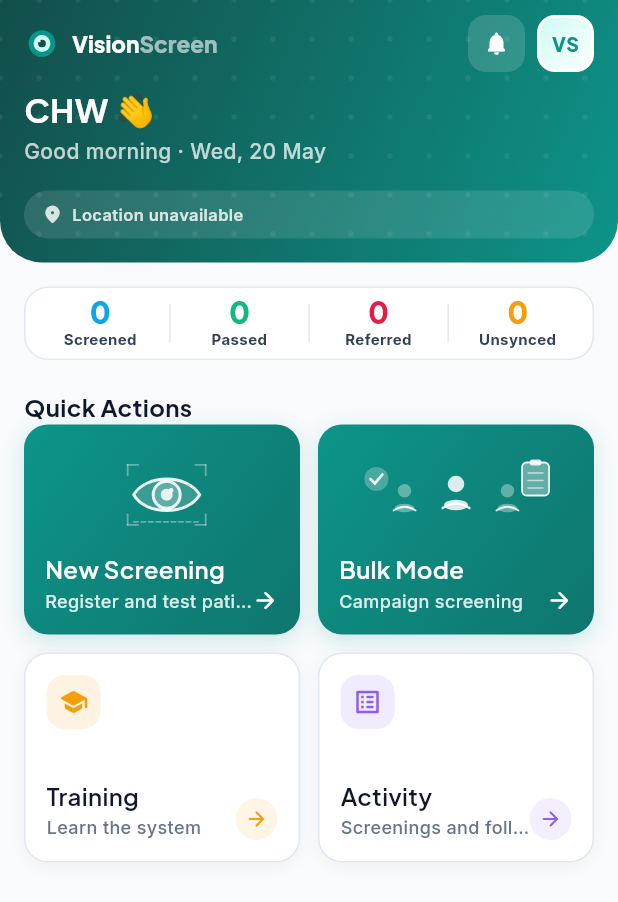
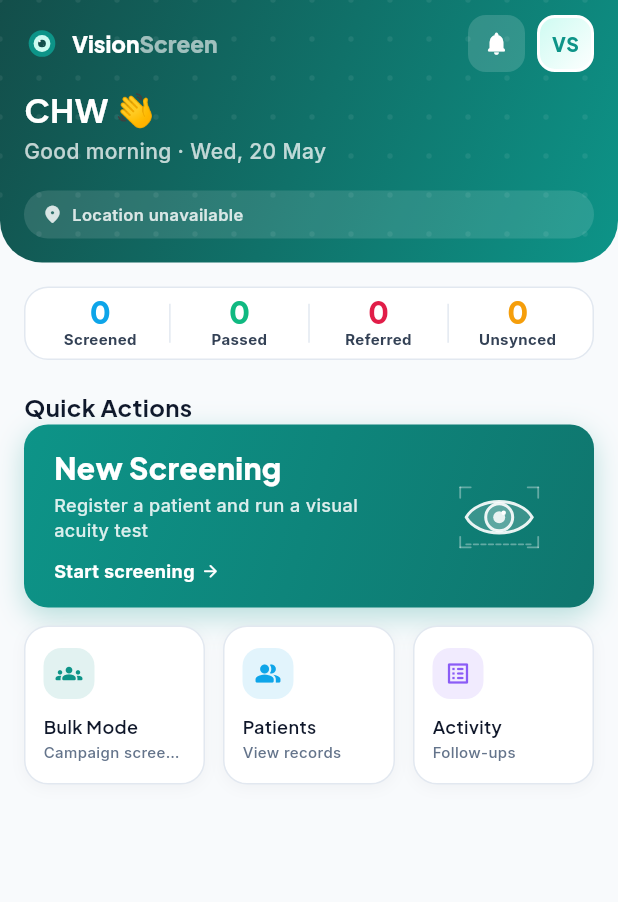
Before and after one commit to mugisharayan/VisionScreen-Mobile-Application, a Flutter app: the HomeScreen screen opened directly, after a tap on "Tap to check location", on a phone screen of 412 x 824 dp. Shown: the top 902 px of the screen. Run offline on Flutter 3.47's test engine with Material 3 defaults, Android fonts, the phone set to English and light mode, and no system bars; our stand-ins replace camera, connectivity_plus, flutter_tts, geocoding, geolocator, google_fonts and 9 more; missing offline and left inert: google_mlkit_face_detection, mongo_dart, screen_brightness; accounts and stored records are empty; statements that could not run were skipped.

Commit message:
(home_screen): Simplified action grid layout and update action items

```diff
--- a/lib/screens/home_screen.dart
+++ b/lib/screens/home_screen.dart
@@ -8,7 +8,6 @@
 import 'bulk_mode_screen.dart';
 import 'new_screening_screen.dart';
 import 'notifications_screen.dart';
-import 'training_screen.dart';
 import '../features/home/home_controller.dart';
 import '../utils/app_theme.dart';
 import '../utils/haptics.dart';
@@ -631,28 +630,14 @@
 
   // -- ACTION GRID -------------------------------------------
   Widget _buildActionGrid() {
-    final actions = [
+    final secondaryActions = [
       _ActionData(
-        primary: true,
-        icon: Icons.remove_red_eye_rounded,
-        title: 'New Screening',
-        subtitle: 'Register and test patient',
-        accent: VsColors.brand,
-        illustration: const _EyeScanIllustration(),
-        onTap: () => Navigator.push(
-          context,
-          VsPageRoute(
-            builder: (_) => const NewScreeningScreen(startWithNewPatient: true),
-          ),
-        ).then((_) => _controller.refresh()),
-      ),
-      _ActionData(
-        primary: true,
+        primary: false,
         icon: Icons.groups_rounded,
         title: 'Bulk Mode',
         subtitle: 'Campaign screening',
         accent: VsColors.brand,
-        illustration: const _GroupIllustration(),
+        illustration: const SizedBox.shrink(),
         onTap: () => Navigator.push(
           context,
           VsPageRoute(builder: (_) => const BulkModeScreen()),
@@ -660,21 +645,19 @@
       ),
       _ActionData(
         primary: false,
-        icon: Icons.school_rounded,
-        title: 'Training',
-        subtitle: 'Learn the system',
-        accent: VsColors.amber,
+        icon: Icons.people_alt_rounded,
+        title: 'Patients',
+        subtitle: 'View records',
+        accent: VsColors.sky,
         illustration: const SizedBox.shrink(),
-        onTap: () => Navigator.push(
-          context,
-          VsPageRoute(builder: (_) => const TrainingScreen()),
-        ),
+        onTap: () =>
+            MainShellScope.of(context).selectTab(MainShellTab.patients),
       ),
       _ActionData(
         primary: false,
         icon: Icons.list_alt_rounded,
         title: 'Activity',
-        subtitle: 'Screenings and follow-ups',
+        subtitle: 'Follow-ups',
         accent: VsColors.violet,
         illustration: const SizedBox.shrink(),
         onTap: () =>
@@ -682,23 +665,49 @@
       ),
     ];
 
-    return LayoutBuilder(
-      builder: (context, constraints) {
-        final cardW = (constraints.maxWidth - 12) / 2;
-        const cardH = 140.0;
-        final ratio = cardW / cardH;
-
-        return GridView.count(
-          crossAxisCount: 2,
-          shrinkWrap: true,
-          physics: const NeverScrollableScrollPhysics(),
-          padding: EdgeInsets.zero,
-          crossAxisSpacing: 12,
-          mainAxisSpacing: 12,
-          childAspectRatio: ratio,
-          children: actions.map((a) => _PressableActionCard(data: a)).toList(),
-        );
-      },
+    return Column(
+      crossAxisAlignment: CrossAxisAlignment.stretch,
+      children: [
+        // ── Primary CTA — full-width gradient ──
+        _PressableActionCard(
+          data: _ActionData(
+            primary: true,
+            icon: Icons.remove_red_eye_rounded,
+            title: 'New Screening',
+            subtitle: 'Register a patient and run a visual acuity test',
+            accent: VsColors.brand,
+            illustration: const _EyeScanIllustration(),
+            onTap: () => Navigator.push(
+              context,
+              VsPageRoute(
+                builder: (_) =>
+                    const NewScreeningScreen(startWithNewPatient: true),
+              ),
+            ).then((_) => _controller.refresh()),
+          ),
+          fullWidth: true,
+        ),
+        const SizedBox(height: 12),
+        // ── Secondary row ──
+        Row(
+          children: secondaryActions
+              .map(
+                (a) => Expanded(
+                  child: Padding(
+                    padding: EdgeInsets.only(
+                      left: secondaryActions.indexOf(a) == 0 ? 0 : 6,
+                      right: secondaryActions.indexOf(a) ==
+                              secondaryActions.length - 1
+                          ? 0
+                          : 6,
+                    ),
+                    child: _PressableActionCard(data: a),
+                  ),
+                ),
+              )
+              .toList(),
+        ),
+      ],
     );
   }
 }
@@ -777,8 +786,9 @@
 //               cards.
 // -------------------------------------------------------------
 class _PressableActionCard extends StatefulWidget {
-  const _PressableActionCard({required this.data});
+  const _PressableActionCard({required this.data, this.fullWidth = false});
   final _ActionData data;
+  final bool fullWidth;
 
   @override
   State<_PressableActionCard> createState() => _PressableActionCardState();
@@ -819,27 +829,81 @@
             scale: 1 - (_pressCtrl.value * 0.03),
             child: child,
           ),
-          child: a.primary ? _primaryCard(a) : _secondaryCard(a),
+          child: a.primary
+              ? _primaryCard(a, fullWidth: widget.fullWidth)
+              : _secondaryCard(a),
         ),
       ),
     );
   }
 
-  Widget _primaryCard(_ActionData a) {
+  Widget _primaryCard(_ActionData a, {required bool fullWidth}) {
     return Container(
       decoration: BoxDecoration(
         gradient: VsGradients.brand,
         borderRadius: BorderRadius.circular(VsRadius.lg),
         boxShadow: [
           BoxShadow(
-            color: VsColors.brand.withValues(alpha: 0.18),
-            blurRadius: 12,
-            offset: const Offset(0, 4),
+            color: VsColors.brand.withValues(alpha: 0.28),
+            blurRadius: 16,
+            offset: const Offset(0, 6),
           ),
         ],
       ),
-      padding: const EdgeInsets.fromLTRB(14, 14, 14, 14),
+      padding: const EdgeInsets.fromLTRB(20, 16, 20, 16),
+      child: fullWidth
+          ? Row(
+              crossAxisAlignment: CrossAxisAlignment.center,
+              children: [
+                Expanded(
                   child: Column(
+                    crossAxisAlignment: CrossAxisAlignment.start,
+                    mainAxisSize: MainAxisSize.min,
+                    children: [
+                      Text(
+                        a.title,
+                        style: VsText.headline(color: Colors.white).copyWith(
+                          fontSize: 20,
+                          fontWeight: FontWeight.w800,
+                        ),
+                      ),
+                      const SizedBox(height: 3),
+                      Text(
+                        a.subtitle,
+                        maxLines: 2,
+                        overflow: TextOverflow.ellipsis,
+                        style: VsText.label(
+                          color: Colors.white.withValues(alpha: 0.85),
+                        ),
+                      ),
+                      const SizedBox(height: 10),
+                      Row(
+                        mainAxisSize: MainAxisSize.min,
+                        children: [
+                          Text(
+                            'Start screening',
+                            style: GoogleFonts.inter(
+                              fontSize: 12,
+                              fontWeight: FontWeight.w700,
+                              color: Colors.white,
+                            ),
+                          ),
+                          const SizedBox(width: 4),
+                          const Icon(
+                            Icons.arrow_forward_rounded,
+                            size: 13,
+                            color: Colors.white,
+                          ),
+                        ],
+                      ),
+                    ],
+                  ),
+                ),
+                const SizedBox(width: 8),
+                SizedBox(width: 90, child: a.illustration),
+              ],
+            )
+          : Column(
               crossAxisAlignment: CrossAxisAlignment.start,
               mainAxisAlignment: MainAxisAlignment.spaceBetween,
               children: [
@@ -890,57 +954,33 @@
         border: Border.all(color: VsColors.border),
         boxShadow: VsShadows.card,
       ),
-      padding: const EdgeInsets.fromLTRB(14, 14, 14, 14),
+      padding: const EdgeInsets.fromLTRB(12, 14, 12, 14),
       child: Column(
         crossAxisAlignment: CrossAxisAlignment.start,
-        mainAxisAlignment: MainAxisAlignment.spaceBetween,
+        mainAxisSize: MainAxisSize.min,
         children: [
           Container(
-            width: 36,
-            height: 36,
+            width: 34,
+            height: 34,
             decoration: BoxDecoration(
               color: a.accent.withValues(alpha: 0.12),
               borderRadius: BorderRadius.circular(VsRadius.md),
             ),
-            child: Icon(a.icon, color: a.accent, size: 20),
+            child: Icon(a.icon, color: a.accent, size: 18),
           ),
-          Row(
-            crossAxisAlignment: CrossAxisAlignment.end,
-            children: [
-              Expanded(
-                child: Column(
-                  crossAxisAlignment: CrossAxisAlignment.start,
-                  children: [
+          const SizedBox(height: 10),
           Text(
             a.title,
             overflow: TextOverflow.ellipsis,
             maxLines: 1,
-                      style: VsText.headline(),
+            style: VsText.headline().copyWith(fontSize: 12),
           ),
           const SizedBox(height: 2),
           Text(
             a.subtitle,
             overflow: TextOverflow.ellipsis,
             maxLines: 1,
-                      style: VsText.label(),
-                    ),
-                  ],
-                ),
-              ),
-              Container(
-                width: 28,
-                height: 28,
-                decoration: BoxDecoration(
-                  color: a.accent.withValues(alpha: 0.1),
-                  borderRadius: BorderRadius.circular(VsRadius.pill),
-                ),
-                child: Icon(
-                  Icons.arrow_forward_rounded,
-                  size: 16,
-                  color: a.accent,
-                ),
-              ),
-            ],
+            style: VsText.label().copyWith(fontSize: 10),
           ),
         ],
       ),
@@ -1040,116 +1080,3 @@
   @override
   bool shouldRepaint(_EyeScanPainter old) => false;
 }
-
-// ── 2. Group / Campaign — 3 people silhouettes + clipboard ──
-class _GroupIllustration extends StatelessWidget {
-  const _GroupIllustration();
-  @override
-  Widget build(BuildContext context) => CustomPaint(
-    size: const Size(double.infinity, 44),
-    painter: _GroupPainter(),
-  );
-}
-
-class _GroupPainter extends CustomPainter {
-  @override
-  void paint(Canvas canvas, Size size) {
-    final w = size.width, h = size.height;
-
-    final fill = Paint()
-      ..color = Colors.white.withValues(alpha: 0.85)
-      ..style = PaintingStyle.fill;
-
-    final fillDim = Paint()
-      ..color = Colors.white.withValues(alpha: 0.35)
-      ..style = PaintingStyle.fill;
-
-    final stroke = Paint()
-      ..color = Colors.white.withValues(alpha: 0.9)
-      ..style = PaintingStyle.stroke
-      ..strokeWidth = 1.5
-      ..strokeCap = StrokeCap.round;
-
-    // Draw 3 person silhouettes at different x positions
-    void drawPerson(double cx, double baseY, double scale, Paint headFill) {
-      // Head
-      canvas.drawCircle(Offset(cx, baseY - 14 * scale), 5.5 * scale, headFill);
-      // Body arc
-      final bodyPath = Path();
-      bodyPath.moveTo(cx - 9 * scale, baseY + 2 * scale);
-      bodyPath.quadraticBezierTo(
-        cx,
-        baseY - 4 * scale,
-        cx + 9 * scale,
-        baseY + 2 * scale,
-      );
-      canvas.drawPath(bodyPath, stroke..strokeWidth = 1.5 * scale);
-      // Shoulders fill
-      canvas.drawOval(
-        Rect.fromCenter(
-          center: Offset(cx, baseY),
-          width: 16 * scale,
-          height: 7 * scale,
-        ),
-        headFill,
-      );
-    }
-
-    final midY = h * 0.72;
-    // Left person (dimmer, behind)
-    drawPerson(w * 0.28, midY, 0.82, fillDim);
-    // Right person (dimmer, behind)
-    drawPerson(w * 0.72, midY, 0.82, fillDim);
-    // Center person (main, bright)
-    drawPerson(w * 0.50, midY - 2, 1.0, fill);
-
-    // Clipboard on the right
-    final clipX = w * 0.84, clipY = h * 0.28;
-    final clipRect = RRect.fromRectAndRadius(
-      Rect.fromCenter(center: Offset(clipX, clipY), width: 18, height: 22),
-      const Radius.circular(3),
-    );
-    canvas.drawRRect(clipRect, fillDim);
-    canvas.drawRRect(clipRect, stroke..strokeWidth = 1.2);
-    // Clip top
-    canvas.drawRRect(
-      RRect.fromRectAndRadius(
-        Rect.fromCenter(center: Offset(clipX, clipY - 11), width: 8, height: 4),
-        const Radius.circular(2),
-      ),
-      fill,
-    );
-    // Lines on clipboard
-    for (int i = 0; i < 3; i++) {
-      canvas.drawLine(
-        Offset(clipX - 5, clipY - 4 + i * 5.0),
-        Offset(clipX + 5, clipY - 4 + i * 5.0),
-        stroke
-          ..strokeWidth = 1.0
-          ..color = Colors.white.withValues(alpha: 0.6),
-      );
-    }
-
-    // Check mark badge
-    canvas.drawCircle(
-      Offset(w * 0.16, h * 0.28),
-      8,
-      Paint()
-        ..color = Colors.white.withValues(alpha: 0.25)
-        ..style = PaintingStyle.fill,
-    );
-    final check = Path();
-    check.moveTo(w * 0.16 - 4, h * 0.28);
-    check.lineTo(w * 0.16 - 1, h * 0.28 + 3);
-    check.lineTo(w * 0.16 + 4, h * 0.28 - 3);
-    canvas.drawPath(
-      check,
-      stroke
-        ..strokeWidth = 1.8
-        ..color = Colors.white.withValues(alpha: 0.9),
-    );
-  }
-
-  @override
-  bool shouldRepaint(_GroupPainter old) => false;
-}
```
Lines whose indentation alone changed are shown as unchanged.
